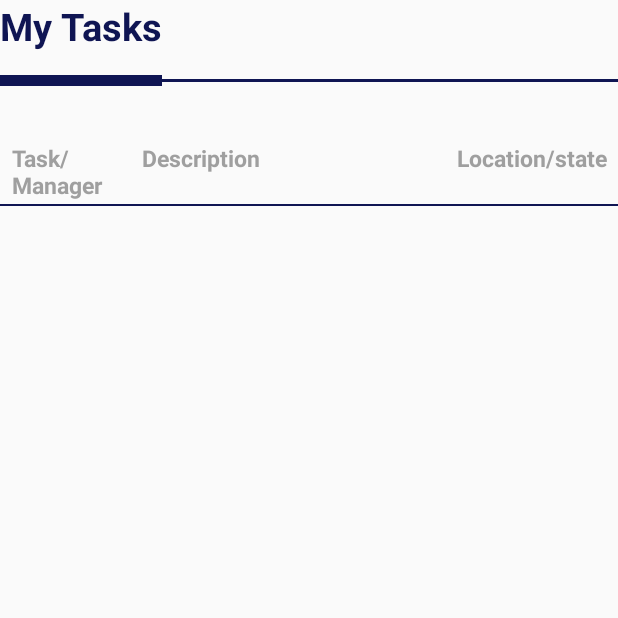
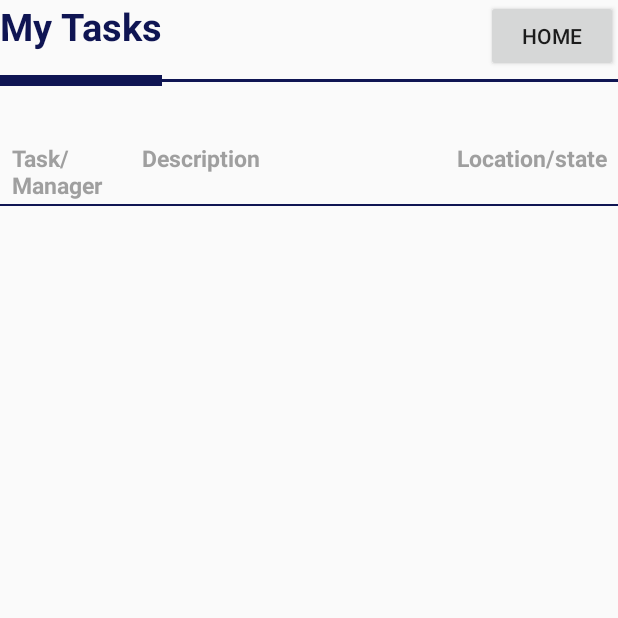
Before and after one commit to dawn-Wi/RealWear, an Android app: the MyTasksFragment screen opened through its navigation route, on a phone screen of 412 x 824 dp, the top half of it. Run offline under Robolectric (Android 15) with nearby library versions, the phone set to English and light mode, and no system bars; our stand-ins replace Firebase (no records; nobody signed in at launch, a user with empty details on screens opened directly); 4 statements that could not run were skipped.

Commit message:
all fragment -> home finish

```diff
--- a/app/src/main/java/com/gausslab/realwear/HomeFragment.java
+++ b/app/src/main/java/com/gausslab/realwear/HomeFragment.java
@@ -65,6 +65,7 @@ public class HomeFragment extends Fragment {
             @Override
             public void onClick(View view) {
                 myTasksViewModel.loadMyTaskList("21");
+
 //                NavHostFragment.findNavController(HomeFragment.this).navigate(R.id.action_homeFragment_to_myTasksFragment);
             }
         });
--- a/app/src/main/java/com/gausslab/realwear/mytask/MyTasksFragment.java
+++ b/app/src/main/java/com/gausslab/realwear/mytask/MyTasksFragment.java
@@ -4,6 +4,7 @@ import android.os.Bundle;
 import android.view.LayoutInflater;
 import android.view.View;
 import android.view.ViewGroup;
+import android.widget.Button;
 import android.widget.FrameLayout;
 
 import androidx.annotation.Nullable;
@@ -14,6 +15,7 @@ import androidx.lifecycle.Observer;
 import androidx.lifecycle.ViewModelProvider;
 import androidx.navigation.fragment.NavHostFragment;
 
+import com.gausslab.realwear.R;
 import com.gausslab.realwear.util.BasicListFragment;
 import com.gausslab.realwear.util.adapter.adapter_listener_interface.OnMyTaskContextMenuInteractionListener;
 import com.gausslab.realwear.databinding.FragmentMytasksBinding;
@@ -27,6 +29,7 @@ public class MyTasksFragment extends Fragment {
     MyTasksRecyclerViewAdapter currUserTasksAdapter;
     List<MyTask> myTasks;
     FrameLayout fl_taskList;
+    Button home;
     FragmentMytasksBinding binding;
     FragmentManager fragmentManager;
 
@@ -53,7 +56,16 @@ public class MyTasksFragment extends Fragment {
     public void onViewCreated(@Nullable View view, @Nullable Bundle savedInstanceState) {
         super.onViewCreated(view, savedInstanceState);
         fl_taskList = binding.myTasksFlTaskList;
+        home = binding.taskListBtHome;
         myTasks = myTasksViewModel.getMyTaskList();
+
+        home.setOnClickListener(new View.OnClickListener() {
+            @Override
+            public void onClick(View view) {
+                myTasksViewModel.falseListLoaded();
+                NavHostFragment.findNavController(MyTasksFragment.this).navigate(R.id.action_myTasksFragment_to_homeFragment2);
+            }
+        });
 
         init();
 
@@ -71,6 +83,7 @@ public class MyTasksFragment extends Fragment {
                 }
             }
         });
+
     }
 
     private void init(){
--- a/app/src/main/java/com/gausslab/realwear/util/factory/TaskViewComponentFactory.java
+++ b/app/src/main/java/com/gausslab/realwear/util/factory/TaskViewComponentFactory.java
@@ -56,7 +56,6 @@ public class TaskViewComponentFactory
     {
         List<ViewComponent> toReturn = new ArrayList<>();
         toReturn.add(new ViewComponent(VIEW_TYPE_TEXT_HEADER, new ComponentData("", task.getDescription())));
-//        toReturn.add(new ViewComponent(VIEW_TYPE_TEXT_HEADER,new ComponentData("", task.getCreatorName())));
 
         List<ViewComponent> statusSubList = new ArrayList<>();
         if(task.getRejectedMessage() != null && task.getRejectedMessage().length() > 0)
--- a/app/src/main/java/com/gausslab/realwear/viewmodel/MyTasksViewModel.java
+++ b/app/src/main/java/com/gausslab/realwear/viewmodel/MyTasksViewModel.java
@@ -44,6 +44,10 @@ public class MyTasksViewModel extends ViewModel {
         });
     }
 
+    public void falseListLoaded(){
+        listLoaded.postValue(false);
+    }
+
     public void completeTask(MyTask mytask)
     {
         List<TaskStep> stepList = mytask.getSteps();
--- a/app/src/main/res/layout/fragment_mytasks.xml
+++ b/app/src/main/res/layout/fragment_mytasks.xml
@@ -102,5 +102,13 @@
         android:orientation="vertical"
         app:layout_constraintGuide_percent="0.74" />
 
+    <Button
+        android:id="@+id/taskList_bt_home"
+        android:layout_width="wrap_content"
+        android:layout_height="wrap_content"
+        android:text="HOME"
+        app:layout_constraintEnd_toEndOf="parent"
+        tools:ignore="MissingConstraints" />
+
 
 </androidx.constraintlayout.widget.ConstraintLayout>
--- a/app/src/main/res/navigation/nav_graph.xml
+++ b/app/src/main/res/navigation/nav_graph.xml
@@ -22,7 +22,11 @@
         android:id="@+id/cameraFragment"
         android:name="com.gausslab.realwear.CameraFragment"
         android:label="fragment_camera"
-        tools:layout="@layout/fragment_camera" />
+        tools:layout="@layout/fragment_camera" >
+        <action
+            android:id="@+id/action_cameraFragment_to_homeFragment"
+            app:destination="@id/homeFragment" />
+    </fragment>
     <fragment
         android:id="@+id/myTasksFragment"
         android:name="com.gausslab.realwear.mytask.MyTasksFragment"
@@ -33,6 +37,9 @@
             app:destination="@id/myTasksDetailsFragment"
             app:enterAnim="@anim/slide_in_left"
             app:popEnterAnim="@anim/slide_in_right" />
+        <action
+            android:id="@+id/action_myTasksFragment_to_homeFragment2"
+            app:destination="@id/homeFragment" />
     </fragment>
     <fragment
         android:id="@+id/splashFragment"
@@ -59,6 +66,12 @@
         <action
             android:id="@+id/action_myTasksDetailsFragment_to_wNavigation_myStepDetailsFragment"
             app:destination="@+id/myTaskStepFragment" />
+        <action
+            android:id="@+id/action_myTasksDetailsFragment_self"
+            app:destination="@id/myTasksDetailsFragment" />
+        <action
+            android:id="@+id/action_myTasksDetailsFragment_to_homeFragment"
+            app:destination="@id/homeFragment" />
 
     </fragment>
     <fragment
@@ -79,6 +92,9 @@
         <action
             android:id="@+id/action_myTaskStepFragment_self"
             app:destination="@id/myTaskStepFragment" />
+        <action
+            android:id="@+id/action_myTaskStepFragment_to_homeFragment"
+            app:destination="@id/homeFragment" />
 
     </fragment>
 
```
Also changed, not shown: app/src/main/java/com/gausslab/realwear/CameraFragment.java (+9 -0 lines), app/src/main/java/com/gausslab/realwear/taskdetail/MyTasksDetailsFragment.java (+12 -0 lines), app/src/main/java/com/gausslab/realwear/taskstep/MyTaskStepFragment.java (+15 -0 lines), app/src/main/res/layout/fragment_camera.xml (+8 -0 lines), app/src/main/res/layout/fragment_mytask_step.xml (+9 -0 lines), app/src/main/res/layout/fragment_mytasks_details.xml (+9 -0 lines).
